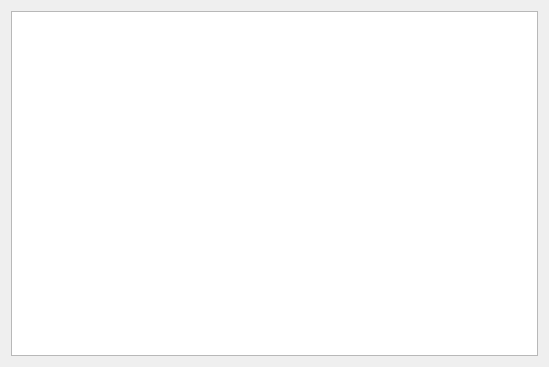
Above: src/dinnerwidget.ui from daodaoliang/caicai before the change. Below: the same form after it.
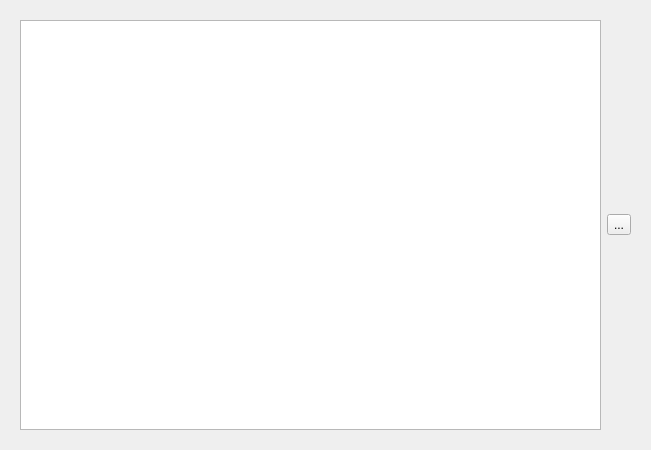
That is the form after the change.

Commit message: 修改Ui

Diff of the .ui file:
```diff
--- a/src/dinnerwidget.ui
+++ b/src/dinnerwidget.ui
@@ -6,19 +6,53 @@
    <rect>
     <x>0</x>
     <y>0</y>
-    <width>549</width>
-    <height>367</height>
+    <width>651</width>
+    <height>450</height>
    </rect>
   </property>
   <property name="windowTitle">
    <string>Form</string>
   </property>
-  <layout class="QHBoxLayout" name="horizontalLayout">
+  <layout class="QHBoxLayout" name="horizontalLayout_2">
    <item>
-    <widget class="QListView" name="listView">
-     <property name="viewMode">
-      <enum>QListView::IconMode</enum>
+    <widget class="QStackedWidget" name="stackedWidget">
+     <property name="currentIndex">
+      <number>0</number>
      </property>
+     <widget class="QWidget" name="page">
+      <layout class="QHBoxLayout" name="horizontalLayout">
+       <item>
+        <widget class="QListView" name="listView">
+         <property name="viewMode">
+          <enum>QListView::IconMode</enum>
+         </property>
+        </widget>
+       </item>
+       <item>
+        <layout class="QGridLayout" name="gridLayout">
+         <item row="0" column="0">
+          <widget class="QToolButton" name="toolButton">
+           <property name="text">
+            <string>...</string>
+           </property>
+          </widget>
+         </item>
+        </layout>
+       </item>
+      </layout>
+     </widget>
+     <widget class="QWidget" name="page_2">
+      <widget class="QTableView" name="tableView">
+       <property name="geometry">
+        <rect>
+         <x>10</x>
+         <y>10</y>
+         <width>311</width>
+         <height>411</height>
+        </rect>
+       </property>
+      </widget>
+     </widget>
     </widget>
    </item>
   </layout>
```
